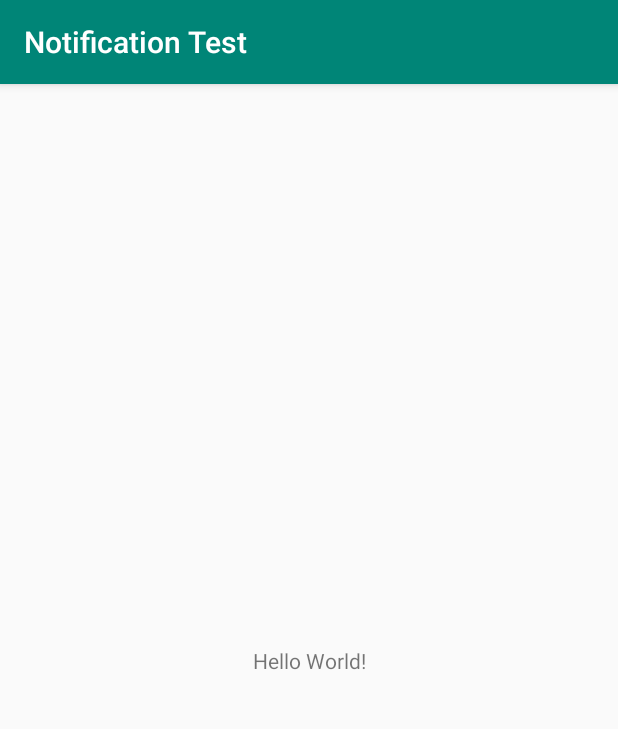
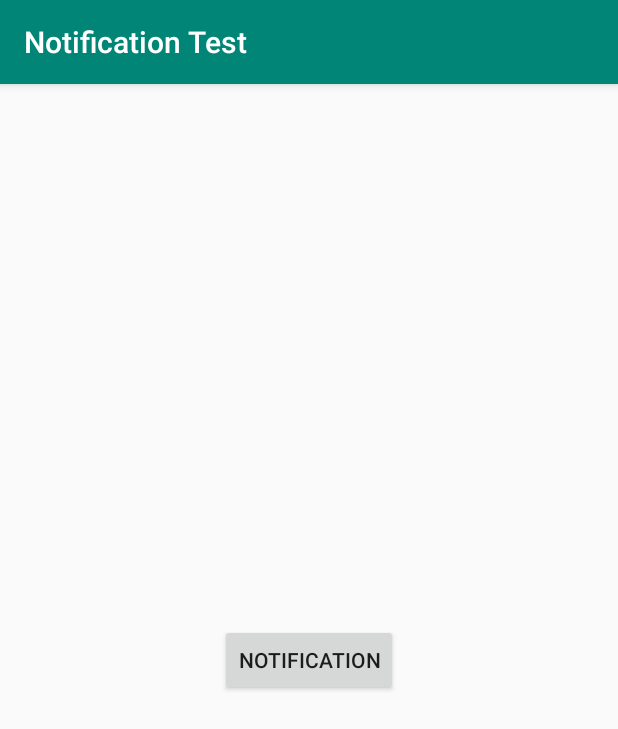
Before and after one commit to oviice/Git-test-for-DMP, an Android app: the screen it shows after launch (MainActivity), on a phone screen of 412 x 824 dp. Shown: the top 729 px of the screen. Run offline under Robolectric (Android 15) with nearby library versions, the phone set to English and light mode, and no system bars.

Commit message:
Initial project data for dmp

```diff
--- a/app/src/main/java/com/example/notificationtest/CustomNotificationClass.java
+++ b/app/src/main/java/com/example/notificationtest/CustomNotificationClass.java
@@ -26,7 +26,6 @@ public class CustomNotificationClass {
 
 
         Intent notificationIntent = new Intent(context, MainActivity.class);
-        notificationIntent.addFlags(Intent.FLAG_ACTIVITY_CLEAR_TOP);
         //notification message will get at NotificationView
         notificationIntent.putExtra("message", "This is a notification message");
 
--- a/app/src/main/java/com/example/notificationtest/MainActivity.java
+++ b/app/src/main/java/com/example/notificationtest/MainActivity.java
@@ -12,23 +12,31 @@ import android.support.v4.app.NotificationManagerCompat;
 import android.support.v7.app.AppCompatActivity;
 import android.os.Bundle;
 import android.util.Log;
+import android.view.View;
+import android.widget.Button;
 
 
 public class MainActivity extends AppCompatActivity {
 
     private static final String CHANNEL_ID = "CHANNEL_ID";
     private static final String TAG = "main";
-
+    CustomNotificationClass customNotificationClass;
     @Override
     protected void onCreate(Bundle savedInstanceState) {
         super.onCreate(savedInstanceState);
         setContentView(R.layout.activity_main);
 
         createNotificationChannel();
-        CustomNotificationClass customNotificationClass = new CustomNotificationClass(this, CHANNEL_ID);
+        customNotificationClass = new CustomNotificationClass(this, CHANNEL_ID);
         Log.e(TAG, "onCreate");
+        Button notification=findViewById(R.id.notificationBtn);
+        notification.setOnClickListener(new View.OnClickListener() {
+            @Override
+            public void onClick(View view) {
+                customNotificationClass.sendNotification();
+            }
+        });
 
-        customNotificationClass.sendNotification();
     }
 
     private void createNotificationChannel() {
--- a/app/src/main/res/layout/activity_main.xml
+++ b/app/src/main/res/layout/activity_main.xml
@@ -1,18 +1,16 @@
 <?xml version="1.0" encoding="utf-8"?>
-<android.support.constraint.ConstraintLayout xmlns:android="http://schemas.android.com/apk/res/android"
+<LinearLayout xmlns:android="http://schemas.android.com/apk/res/android"
     xmlns:app="http://schemas.android.com/apk/res-auto"
     xmlns:tools="http://schemas.android.com/tools"
     android:layout_width="match_parent"
     android:layout_height="match_parent"
+    android:gravity="center"
     tools:context=".MainActivity">
 
-    <TextView
+    <Button
+        android:id="@+id/notificationBtn"
         android:layout_width="wrap_content"
         android:layout_height="wrap_content"
-        android:text="Hello World!"
-        app:layout_constraintBottom_toBottomOf="parent"
-        app:layout_constraintLeft_toLeftOf="parent"
-        app:layout_constraintRight_toRightOf="parent"
-        app:layout_constraintTop_toTopOf="parent" />
+        android:text="Notification" />
 
-</android.support.constraint.ConstraintLayout>
+</LinearLayout>
```
